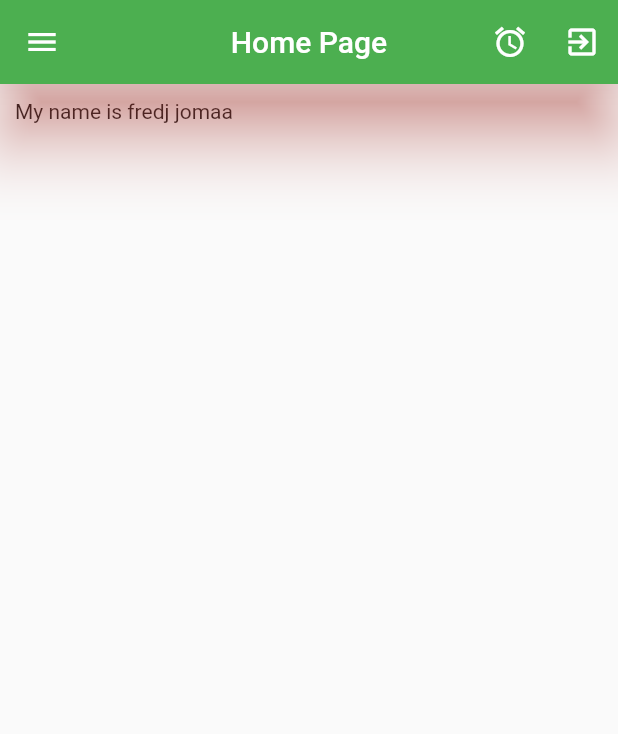
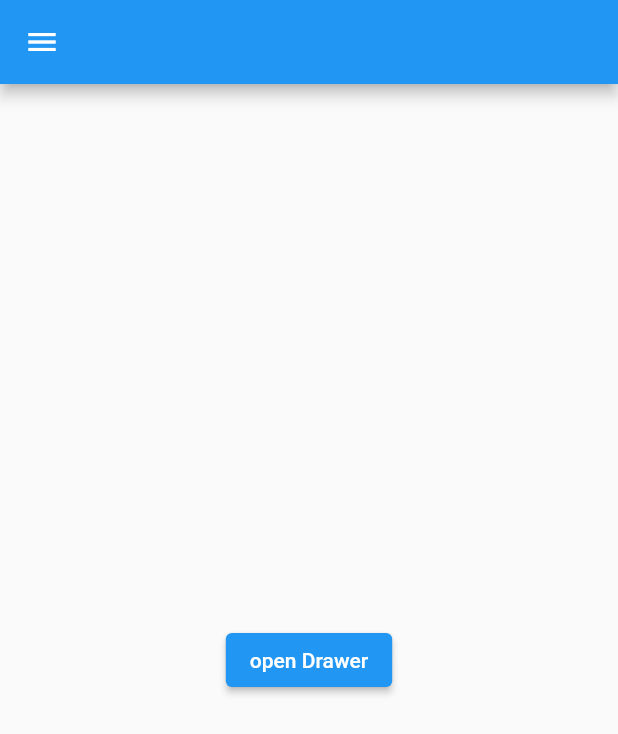
Before and after one commit to fredj789/PageView, a Flutter app: the screen it shows after launch, on a phone screen of 412 x 824 dp. Shown: the top 734 px of the screen. Run offline on Flutter 3.47's test engine with Material 2 defaults, Android fonts, the phone set to English and light mode, and no system bars.

Commit message:
Programming  Code flutter from Widget  Drawer

```diff
--- a/lib/tuto.dart
+++ b/lib/tuto.dart
@@ -8,25 +8,13 @@ class MyTest extends StatefulWidget {
 }
 
 class _MyTestState extends State<MyTest> {
+  GlobalKey<ScaffoldState> scafoldkey = GlobalKey<ScaffoldState>();
   @override
   Widget build(BuildContext context) {
     return Scaffold(
-        appBar: AppBar(
-          title: Text("Home Page"),
-          // leading: IconButton(
-          // icon: Icon(Icons.arrow_back),
-          //onPressed: () {},
-          //),
-          actions: [
-            IconButton(onPressed: () {}, icon: Icon(Icons.alarm)),
-            IconButton(onPressed: () {}, icon: Icon(Icons.exit_to_app)),
-          ],
-          elevation: 20, // l'ombre
-          shadowColor: Colors.red, // le couleur de l 'ombre
-          backgroundColor: Colors.green, // This color of the appbar
-          brightness: Brightness.dark, // le bar ou se trouve le batterie
-          centerTitle: true, // le titre de app est au centre
-        ),
+        drawerScrimColor: Colors.red,
+        key: scafoldkey,
+        appBar: AppBar(),
         drawer: Drawer(
           child: Column(
             // ignore: prefer_const_literals_to_create_immutables
@@ -55,9 +43,17 @@ class _MyTestState extends State<MyTest> {
         ),
 
         //endDrawer: Drawer(), modier laa position de drawer
-        body: Container(
+        body: Center(
+          child: Container(
             padding: EdgeInsets.all(10),
-            child: Text("My name is fredj jomaa")));
+            child: ElevatedButton(
+              onPressed: () {
+                scafoldkey.currentState!.openDrawer();
+              },
+              child: Text("open Drawer"),
+            ),
+          ),
+        ));
   }
 }
 //leading et drawer ne marche pas ensemble
```
